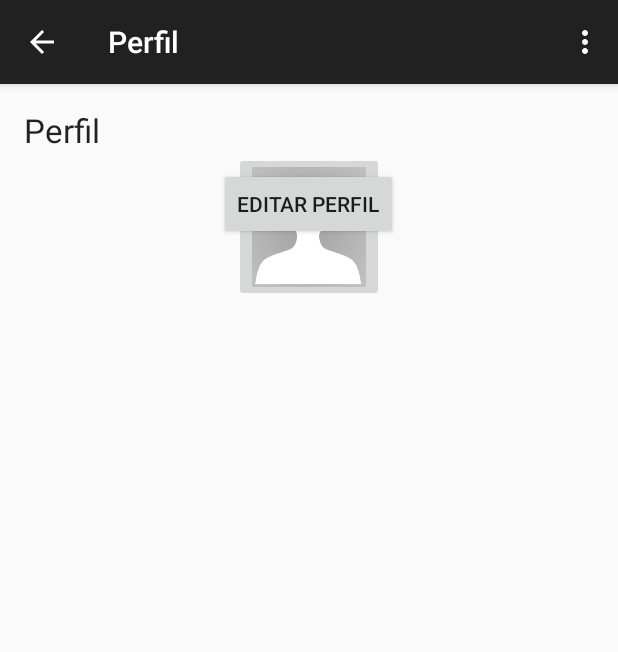
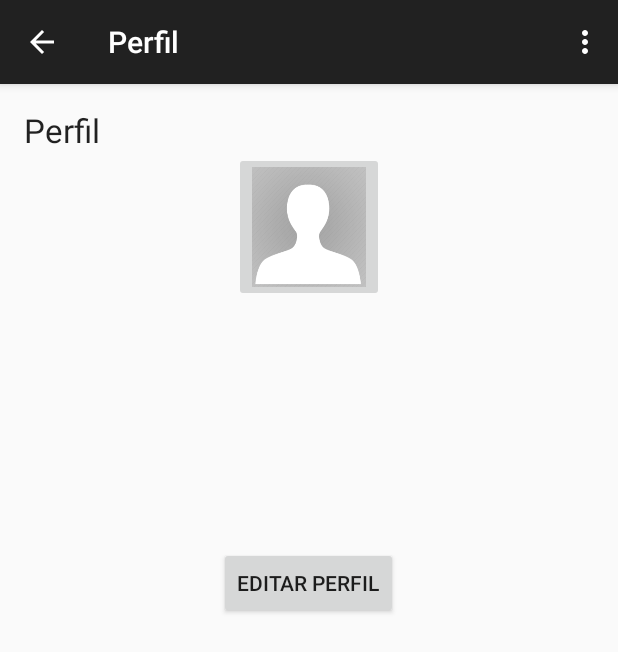
Before and after one commit to AguilaCudicio/tallerII, an Android app: the ProfileActivity screen opened directly, with no data from a screen before it, on a phone screen of 412 x 824 dp. Shown: the top 652 px of the screen. Run offline under Robolectric (Android 15) with nearby library versions, the phone set to English and light mode, and no system bars.

Commit message:
Arreglado bug: ya no se deforma la vista del propio perfil

```diff
--- a/cliente/MensajerO/app/src/main/res/layout/activity_profile.xml
+++ b/cliente/MensajerO/app/src/main/res/layout/activity_profile.xml
@@ -71,7 +71,7 @@
         android:text="Editar Perfil"
         android:onClick="changeActivityEditProfile"
         android:id="@+id/buttonChangeProfile"
-        android:layout_below="@+id/textViewBirthProfile"
+        android:layout_below="@+id/textViewLocationProfile"
         android:layout_centerHorizontal="true"
         android:layout_marginTop="40dp" />
 
```
